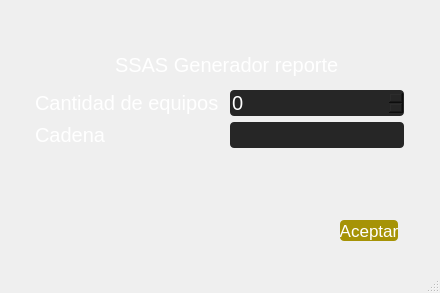
This is GeneradorPDFCasaSSAS/ui/main.ui in LuisGabrielLiscanoLovera/pdfSSAS as Qt 5 draws it before an edit. The edited form follows.
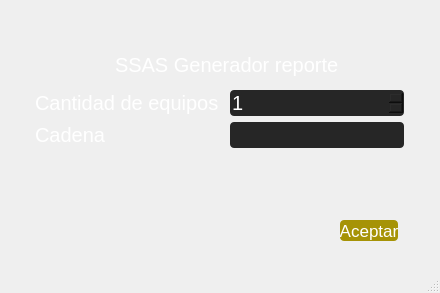
This is the edited form. Icons and pictures are not drawn.

The edit to the form file:
```diff
--- a/GeneradorPDFCasaSSAS/ui/main.ui
+++ b/GeneradorPDFCasaSSAS/ui/main.ui
@@ -111,6 +111,9 @@
      </item>
      <item row="0" column="1">
       <widget class="QSpinBox" name="cantidadE">
+       <property name="minimum">
+        <number>1</number>
+       </property>
        <property name="maximum">
         <number>24</number>
        </property>
```
